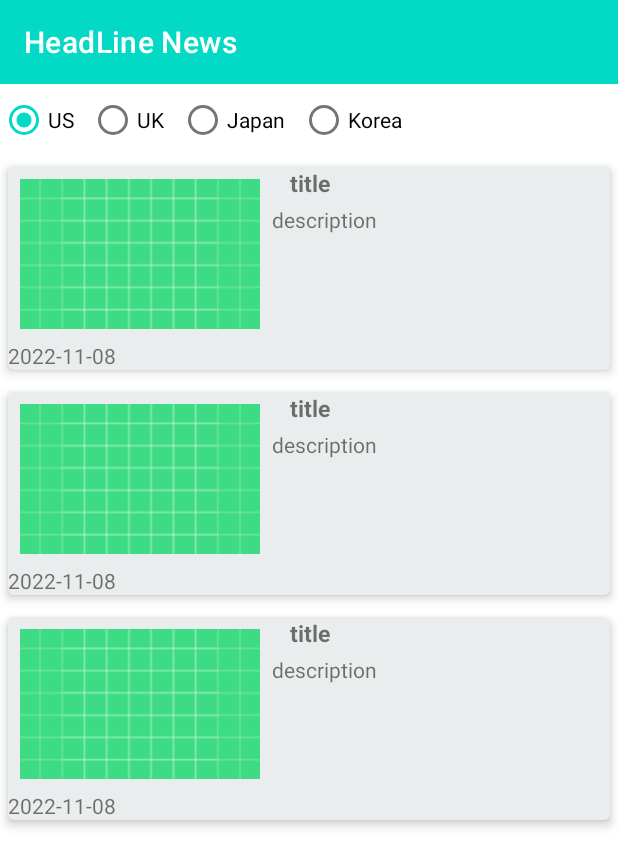
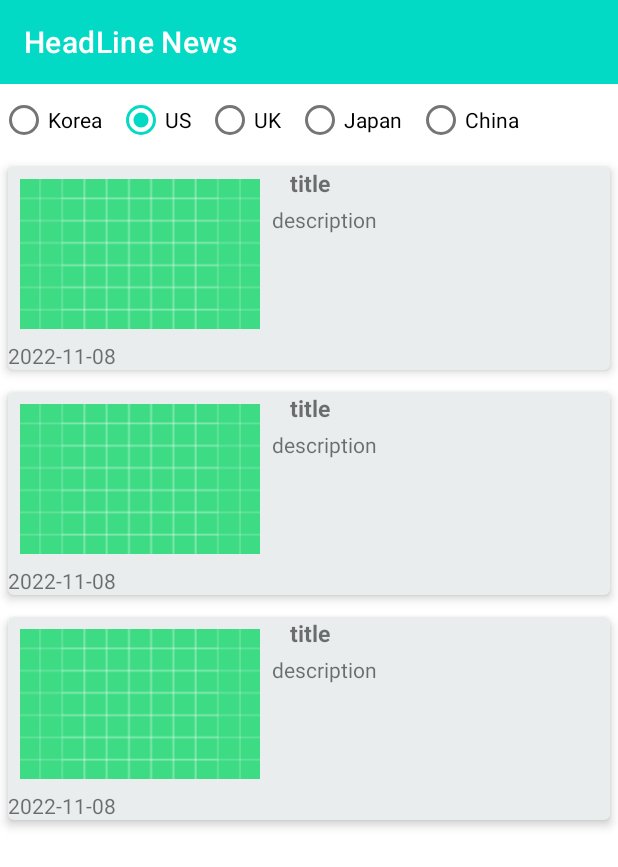
Before and after one commit to DavidKwon7/NewsViewerApp, an Android app: the layout fragment_category.xml on its own in the app's theme, with its tools: preview values and no code run, on a phone screen of 412 x 824 dp. Shown: the top 867 px of the screen. Run offline under Robolectric (Android 15) with nearby library versions, the phone set to English and light mode, and no system bars.

Commit message:
FEAT: radio btn 추가 및 수정

```diff
--- a/app/src/main/java/com/example/newsviewerapp/ui/feature/category/CategoryFragment.kt
+++ b/app/src/main/java/com/example/newsviewerapp/ui/feature/category/CategoryFragment.kt
@@ -100,6 +100,9 @@ class CategoryFragment : BaseFragment<FragmentCategoryBinding>(R.layout.fragment
                 R.id.radio_btn_kr -> {
                     categoryViewModel.categoryArticle("kr")
                 }
+                R.id.radio_btn_cn -> {
+                    categoryViewModel.categoryArticle("cn")
+                }
             }
         }
     }
--- a/app/src/main/res/layout/fragment_category.xml
+++ b/app/src/main/res/layout/fragment_category.xml
@@ -29,6 +29,12 @@
             app:layout_constraintTop_toBottomOf="@id/toolBar"
             app:layout_constraintStart_toStartOf="parent">
 
+            <RadioButton
+                android:id="@+id/radio_btn_kr"
+                android:layout_width="wrap_content"
+                android:layout_height="wrap_content"
+                android:text="Korea"
+                android:layout_marginEnd="10dp"/>
 
             <RadioButton
                 android:id="@+id/radio_btn_us"
@@ -53,10 +59,10 @@
                 android:layout_marginEnd="10dp"/>
 
             <RadioButton
-                android:id="@+id/radio_btn_kr"
+                android:id="@+id/radio_btn_cn"
                 android:layout_width="wrap_content"
                 android:layout_height="wrap_content"
-                android:text="Korea"
+                android:text="China"
                 android:layout_marginEnd="10dp"/>
 
         </RadioGroup>
```
